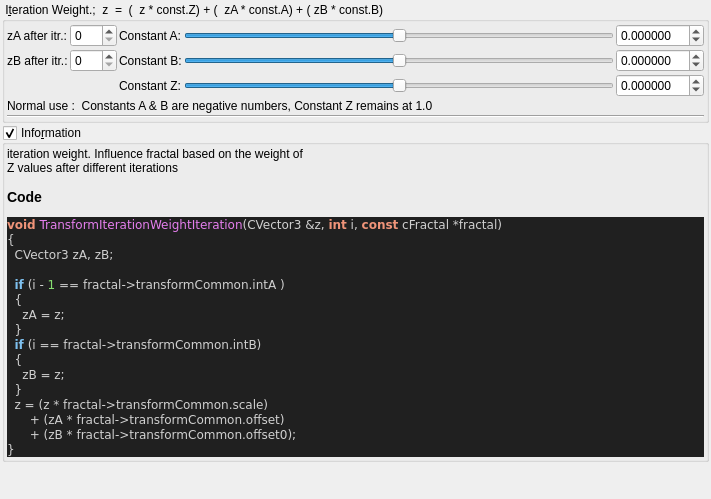
Old version of the form mandelbulber2/qt_data/fractal_transf_iteration_weight.ui in the repository buddhi1980/mandelbulber2.
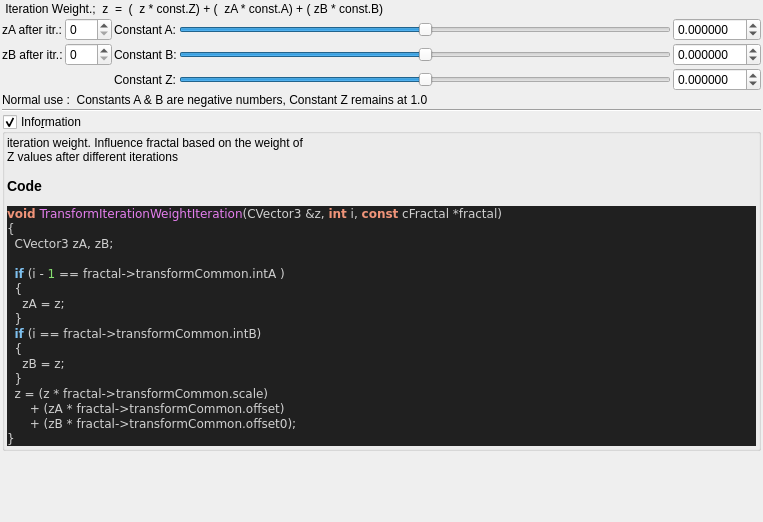
New version of the form. Custom widgets are drawn as their Qt base class.

Commit message: Updating some UI's removing unnecessary groupBoxes

Diff of the .ui file:
```diff
--- a/mandelbulber2/qt_data/fractal_transf_iteration_weight.ui
+++ b/mandelbulber2/qt_data/fractal_transf_iteration_weight.ui
@@ -6,8 +6,8 @@
    <rect>
     <x>0</x>
     <y>0</y>
-    <width>711</width>
-    <height>499</height>
+    <width>763</width>
+    <height>522</height>
    </rect>
   </property>
   <property name="windowTitle">
@@ -30,29 +30,12 @@
     <number>2</number>
    </property>
    <item>
-    <widget class="QGroupBox" name="groupBox_2">
-     <property name="title">
-      <string> I&amp;teration Weight.;  z  =  (  z * const.Z) + (  zA * const.A) + ( zB * const.B)</string>
+    <widget class="QLabel" name="label_78">
+     <property name="text">
+      <string> Iteration Weight.;  z  =  (  z * const.Z) + (  zA * const.A) + ( zB * const.B)</string>
      </property>
-     <property name="checkable">
-      <bool>false</bool>
-     </property>
-     <layout class="QVBoxLayout" name="verticalLayout_20" stretch="0,0">
-      <property name="spacing">
-       <number>2</number>
-      </property>
-      <property name="leftMargin">
-       <number>2</number>
-      </property>
-      <property name="topMargin">
-       <number>2</number>
-      </property>
-      <property name="rightMargin">
-       <number>2</number>
-      </property>
-      <property name="bottomMargin">
-       <number>2</number>
-      </property>
+    </widget>
+   </item>
       <item>
        <layout class="QGridLayout" name="gridLayout_31">
         <property name="spacing">
@@ -289,9 +272,6 @@
         <property name="orientation">
          <enum>Qt::Horizontal</enum>
         </property>
-       </widget>
-      </item>
-     </layout>
     </widget>
    </item>
    <item>
```
Lines whose indentation alone changed are shown as unchanged. The commit also changes 8 other files.
